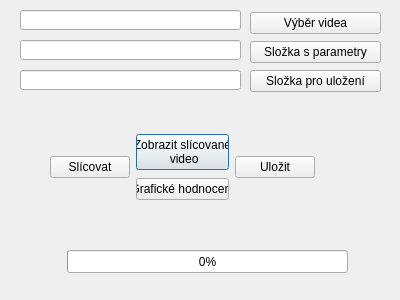
Above: dialogy/singlevideolicovani.ui from RaphCucul/Image-registration-GUI before the change. Below: the same form after it.
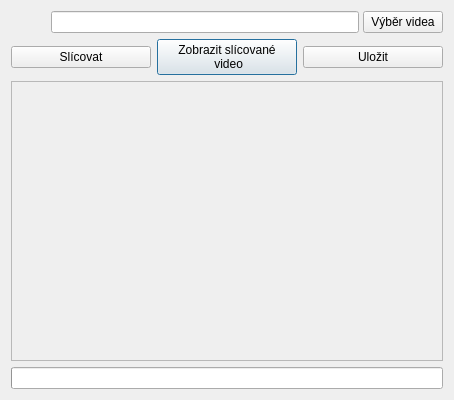
That is the form after the change.

Commit message:
Single video registration update
Will be modified again soon

Diff of the .ui file:
```diff
--- a/dialogy/singlevideolicovani.ui
+++ b/dialogy/singlevideolicovani.ui
@@ -6,117 +6,128 @@
    <rect>
     <x>0</x>
     <y>0</y>
-    <width>400</width>
-    <height>300</height>
+    <width>454</width>
+    <height>400</height>
    </rect>
   </property>
+  <property name="sizePolicy">
+   <sizepolicy hsizetype="Fixed" vsizetype="Fixed">
+    <horstretch>0</horstretch>
+    <verstretch>0</verstretch>
+   </sizepolicy>
+  </property>
   <property name="windowTitle">
    <string>Form</string>
   </property>
-  <widget class="QLineEdit" name="vybraneVideo">
+  <layout class="QGridLayout" name="gridLayout">
+   <item row="2" column="0">
+    <widget class="QScrollArea" name="scrollArea">
+     <property name="sizePolicy">
+      <sizepolicy hsizetype="Preferred" vsizetype="Preferred">
+       <horstretch>0</horstretch>
+       <verstretch>0</verstretch>
+      </sizepolicy>
+     </property>
+     <property name="widgetResizable">
+      <bool>true</bool>
+     </property>
+     <widget class="QWidget" name="progressWidget">
    <property name="geometry">
     <rect>
-     <x>20</x>
-     <y>10</y>
-     <width>221</width>
-     <height>20</height>
-    </rect>
-   </property>
-   <property name="maxLength">
-    <number>100</number>
-   </property>
-   <property name="cursorPosition">
-    <number>0</number>
-   </property>
-   <property name="placeholderText">
-    <string/>
-   </property>
-  </widget>
+        <x>0</x>
+        <y>0</y>
+        <width>432</width>
+        <height>110</height>
+       </rect>
+      </property>
+     </widget>
+    </widget>
+   </item>
+   <item row="3" column="0">
   <widget class="QProgressBar" name="prubehVypoctu">
-   <property name="geometry">
-    <rect>
-     <x>67</x>
-     <y>250</y>
-     <width>281</width>
-     <height>23</height>
-    </rect>
+     <property name="sizePolicy">
+      <sizepolicy hsizetype="Preferred" vsizetype="Fixed">
+       <horstretch>0</horstretch>
+       <verstretch>0</verstretch>
+      </sizepolicy>
    </property>
    <property name="value">
     <number>0</number>
    </property>
-  </widget>
-  <widget class="QLineEdit" name="slozkaParametruLE">
-   <property name="geometry">
-    <rect>
-     <x>20</x>
-     <y>40</y>
-     <width>221</width>
-     <height>20</height>
-    </rect>
-   </property>
-  </widget>
-  <widget class="QLineEdit" name="lineEdit">
-   <property name="geometry">
-    <rect>
-     <x>20</x>
-     <y>70</y>
-     <width>221</width>
+     <property name="textVisible">
+      <bool>false</bool>
+     </property>
+    </widget>
+   </item>
+   <item row="0" column="0">
+    <layout class="QHBoxLayout" name="horizontalLayout_2">
+     <property name="spacing">
+      <number>4</number>
+     </property>
+     <item>
+      <spacer name="horizontalSpacer">
+       <property name="orientation">
+        <enum>Qt::Horizontal</enum>
+       </property>
+       <property name="sizeType">
+        <enum>QSizePolicy::Fixed</enum>
+       </property>
+       <property name="sizeHint" stdset="0">
+        <size>
+         <width>40</width>
      <height>20</height>
-    </rect>
-   </property>
-  </widget>
-  <widget class="QWidget" name="">
-   <property name="geometry">
-    <rect>
-     <x>250</x>
-     <y>11</y>
-     <width>131</width>
-     <height>83</height>
-    </rect>
-   </property>
-   <layout class="QVBoxLayout" name="verticalLayout">
+        </size>
+       </property>
+      </spacer>
+     </item>
+     <item>
+      <widget class="QLineEdit" name="vybraneVideoLE">
+       <property name="sizePolicy">
+        <sizepolicy hsizetype="Preferred" vsizetype="Fixed">
+         <horstretch>0</horstretch>
+         <verstretch>0</verstretch>
+        </sizepolicy>
+       </property>
+      </widget>
+     </item>
     <item>
-     <widget class="QPushButton" name="vyberVidea">
+      <widget class="QPushButton" name="vyberVideaPB">
+       <property name="sizePolicy">
+        <sizepolicy hsizetype="Fixed" vsizetype="Fixed">
+         <horstretch>0</horstretch>
+         <verstretch>0</verstretch>
+        </sizepolicy>
+       </property>
       <property name="text">
        <string>Výběr videa</string>
       </property>
      </widget>
     </item>
-    <item>
-     <widget class="QPushButton" name="slozkaParametruPB">
-      <property name="text">
-       <string>Složka s parametry</string>
-      </property>
-     </widget>
-    </item>
-    <item>
-     <widget class="QPushButton" name="slozkaUlozeniPB">
-      <property name="text">
-       <string>Složka pro uložení</string>
-      </property>
-     </widget>
-    </item>
-   </layout>
-  </widget>
-  <widget class="QWidget" name="">
-   <property name="geometry">
-    <rect>
-     <x>50</x>
-     <y>132</y>
-     <width>265</width>
-     <height>71</height>
-    </rect>
-   </property>
-   <layout class="QGridLayout" name="gridLayout">
-    <item row="0" column="0" rowspan="2">
+    </layout>
+   </item>
+   <item row="1" column="0">
+    <layout class="QHBoxLayout" name="horizontalLayout">
+     <item>
      <widget class="QPushButton" name="slicovatPB">
+       <property name="sizePolicy">
+        <sizepolicy hsizetype="Preferred" vsizetype="Fixed">
+         <horstretch>0</horstretch>
+         <verstretch>0</verstretch>
+        </sizepolicy>
+       </property>
       <property name="text">
        <string>Slícovat</string>
       </property>
      </widget>
     </item>
-    <item row="0" column="1">
+     <item>
      <widget class="QPushButton" name="zobrazVysledekLicovaniPB">
+       <property name="sizePolicy">
+        <sizepolicy hsizetype="Preferred" vsizetype="Fixed">
+         <horstretch>0</horstretch>
+         <verstretch>0</verstretch>
+        </sizepolicy>
+       </property>
       <property name="text">
        <string>Zobrazit slícované
  video</string>
@@ -132,22 +143,22 @@
       </property>
      </widget>
     </item>
-    <item row="0" column="2" rowspan="2">
+     <item>
      <widget class="QPushButton" name="ulozitPB">
+       <property name="sizePolicy">
+        <sizepolicy hsizetype="Preferred" vsizetype="Fixed">
+         <horstretch>0</horstretch>
+         <verstretch>0</verstretch>
+        </sizepolicy>
+       </property>
       <property name="text">
        <string>Uložit</string>
       </property>
      </widget>
     </item>
-    <item row="1" column="1">
-     <widget class="QPushButton" name="grafickeHodnoceniPB">
-      <property name="text">
-       <string>Grafické hodnocení</string>
-      </property>
-     </widget>
-    </item>
-   </layout>
-  </widget>
+    </layout>
+   </item>
+  </layout>
  </widget>
  <resources/>
  <connections/>
```
Lines whose indentation alone changed are shown as unchanged. The commit also changes 2 other files.
